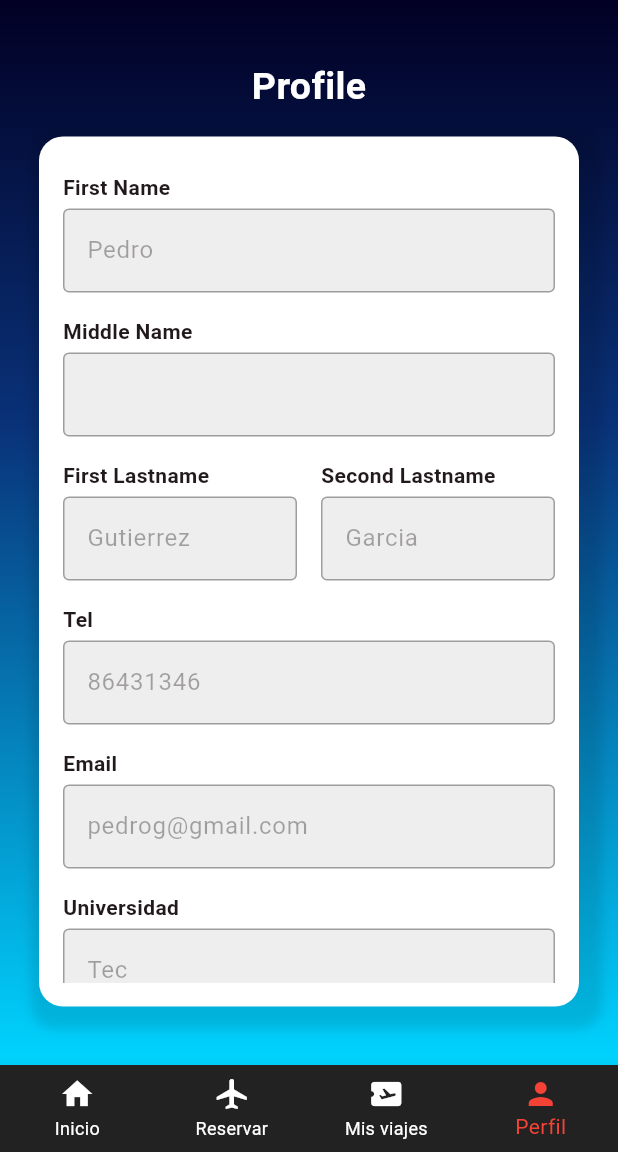
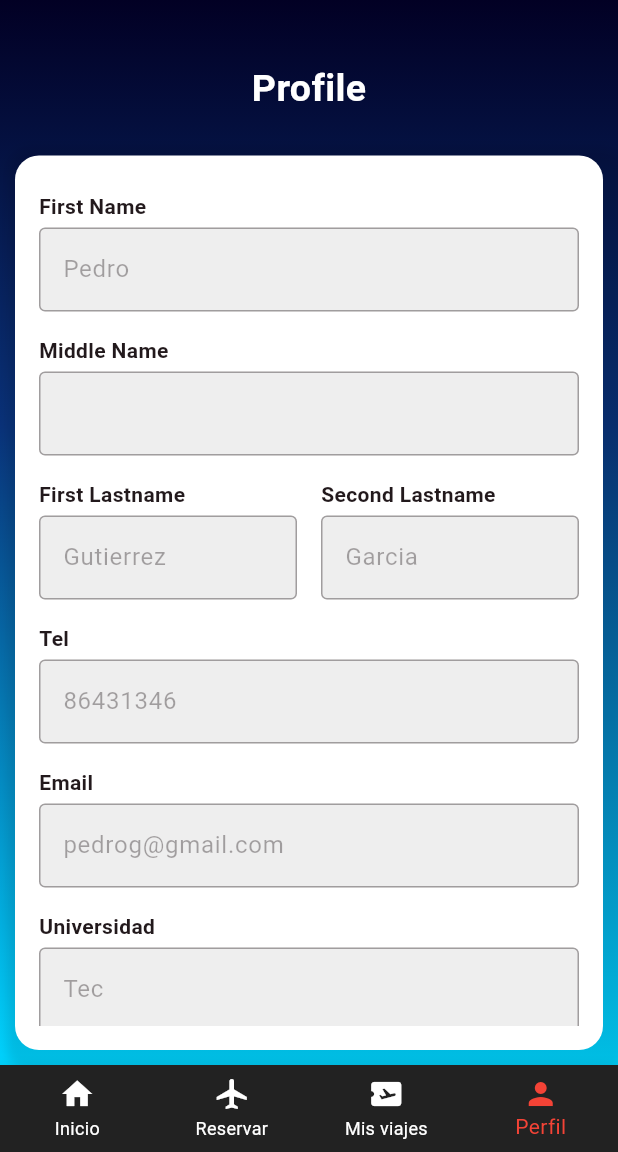
Before and after one commit to Carlos12001/TECAir_Final, a Flutter app: the screen it shows after launch, on a phone screen of 412 x 824 dp, the part 84-1236 px from its top. Run offline on Flutter 3.47's test engine with Material 2 defaults, Android fonts, the phone set to English and light mode, and no system bars; our stand-ins replace carousel_slider, sqflite; missing offline and left inert: dart:ffi; accounts and stored records are empty.

```diff
--- a/mobile/emiratec/lib/BD/todo_db.dart
+++ b/mobile/emiratec/lib/BD/todo_db.dart
@@ -65,6 +65,6 @@ class TodoDB {
   ''', [
       origin,
       destination
-    ]); // Usar consultas parametrizadas para evitar inyecciones SQL
+    ]);
   }
 }
--- a/mobile/emiratec/lib/main.dart
+++ b/mobile/emiratec/lib/main.dart
@@ -47,24 +47,12 @@ class MyHomePage extends StatefulWidget {
 
 class _MyHomePageState extends State<MyHomePage> {
   int _selectedIndex = 3;
-  DateTime now1 = DateTime.now();
   String? selectedOrigin;
-  List<String> origins = [
-    'Origen 1',
-    'Origen 2',
-    'Origen 3'
-  ]; // Tus valores de origen
-
   String? selectedDestination;
-  List<String> destinations = ['Destino 1', 'Destino 2', 'Destino 3'];
-  DateTime fechaInicio = DateTime.now();
-  DateTime fechaFin = DateTime.now();
-  int cantPasajeros = 1;
   classSelection seatSelection = classSelection();
   final dbService = DatabaseService();
 
-  // Ejemplo de lista promocion
-  // TODO: obtener de la BD la lista de promociones
+  //Obtener listas de promos y nombres de aeropuertos
   List<Promotion> promo = [];
   List<String> airportsNames = [];
 
@@ -94,7 +82,6 @@ class _MyHomePageState extends State<MyHomePage> {
       airportsNames = initialAirports;
     });
     print(promo);
-    print(airportsNames);
   }
 
   _updateData() async {
--- a/mobile/emiratec/lib/screens/profile.dart
+++ b/mobile/emiratec/lib/screens/profile.dart
@@ -28,7 +28,7 @@ class ProfileState extends State<Profile> {
               child: Column(
             children: [
               SizedBox(
-                height: 40,
+                height: MediaQuery.of(context).size.height * 0.05,
               ),
               Text(
                 'Profile',
@@ -40,12 +40,13 @@ class ProfileState extends State<Profile> {
                 ),
               ),
               SizedBox(
-                height: 15,
+                height: MediaQuery.of(context).size.height * 0.02,
               ),
-              SizedBox(
-                child: UserInfoBox(),
-                height: 580,
-                width: 360,
+              Expanded(
+                child: Padding(
+                  padding: const EdgeInsets.all(10.0),
+                  child: UserInfoBox(),
+                ),
               ),
             ],
           ))),
```
